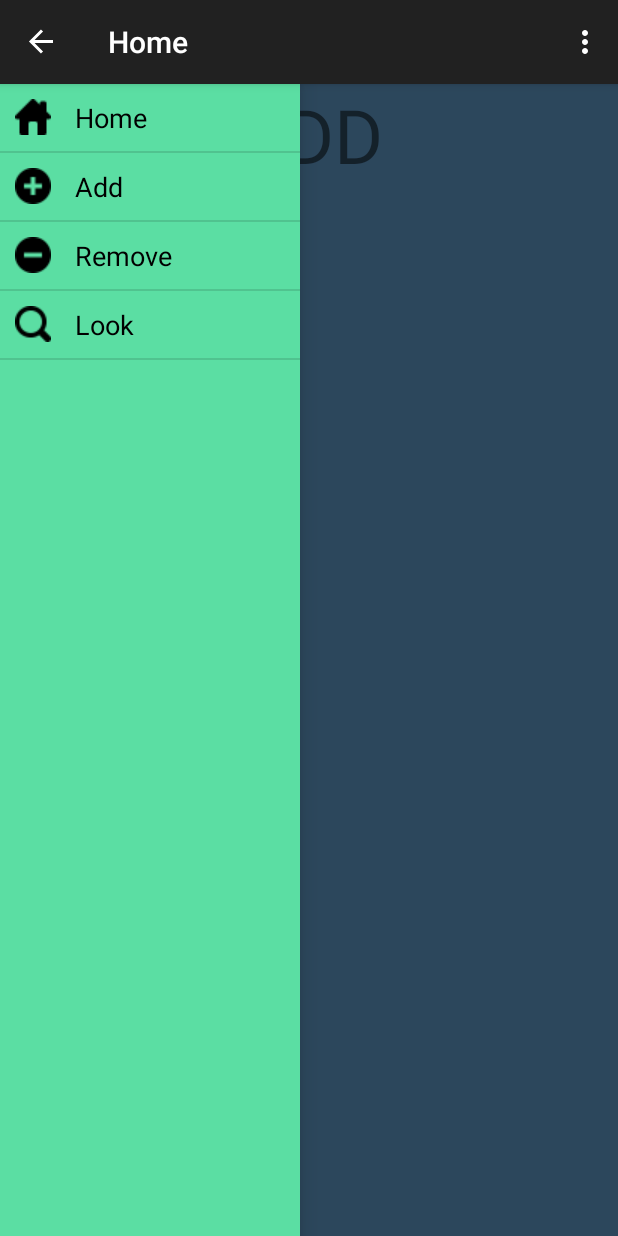
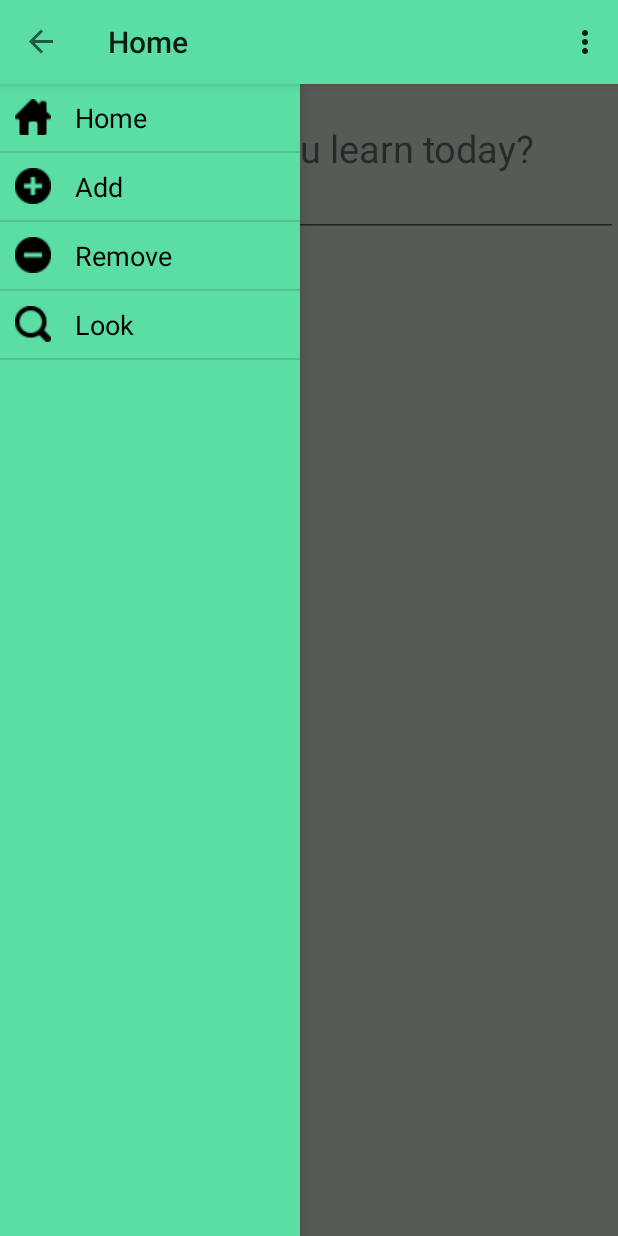
Before and after one commit to juanortiz10/Eduquer, an Android app: the fragment Add placed in its activity, with the side drawer open, on a phone screen of 412 x 824 dp. Run offline under Robolectric (Android 15) with nearby library versions, the phone set to English and light mode, and no system bars.

Commit message:
Colors & Style by Version

```diff
--- a/app/build.gradle
+++ b/app/build.gradle
@@ -6,7 +6,7 @@ android {
 
     defaultConfig {
         applicationId "com.example.juan.eduquer"
-        minSdkVersion 10
+        minSdkVersion 14
         targetSdkVersion 21
         versionCode 1
         versionName "1.0"
--- a/app/src/main/AndroidManifest.xml
+++ b/app/src/main/AndroidManifest.xml
@@ -6,7 +6,7 @@
         android:allowBackup="true"
         android:icon="@mipmap/ic_launcher"
         android:label="@string/app_name"
-        android:theme="@style/AppTheme" >
+        android:theme="@style/AppTheme">
         <activity
             android:name=".MainActivity"
             android:label="@string/app_name" >
--- a/app/src/main/java/com/example/juan/eduquer/MainActivity.java
+++ b/app/src/main/java/com/example/juan/eduquer/MainActivity.java
@@ -1,7 +1,9 @@
 package com.example.juan.eduquer;
 
 
+import android.app.Activity;
 import android.app.FragmentManager;
+import android.app.FragmentTransaction;
 import android.content.res.Configuration;
 import android.support.v4.app.Fragment;
 import android.support.v7.app.ActionBarActivity;
@@ -15,6 +17,7 @@ import android.support.v4.widget.DrawerLayout;
 import android.widget.AdapterView;
 import android.widget.ListView;
 import android.widget.Toast;
+import android.support.v4.app.FragmentActivity;
 
 import java.util.ArrayList;
 import adapter.DrawerAdapter;
@@ -24,14 +27,13 @@ import fragments.Look;
 import fragments.Remove;
 import models.Item;
 
-public class MainActivity extends ActionBarActivity {
+public class MainActivity extends FragmentActivity {
 
     private ListView drawerList;
     private DrawerLayout drawerLayout;
     private ActionBarDrawerToggle drawerToggle;
     private String actitle;
     private String[] tagTitles;
-
     @Override
     protected void onCreate(Bundle savedInstanceState) {
         super.onCreate(savedInstanceState);
@@ -45,8 +47,8 @@ public class MainActivity extends ActionBarActivity {
         addDrawerItems();
         setupDrawer();
 
-        getSupportActionBar().setDisplayHomeAsUpEnabled(true);
-        getSupportActionBar().setHomeButtonEnabled(true);
+        getActionBar().setDisplayHomeAsUpEnabled(true);
+        getActionBar().setHomeButtonEnabled(true);
     }
 
     private void addDrawerItems() {
@@ -61,13 +63,13 @@ public class MainActivity extends ActionBarActivity {
         drawerList.setOnItemClickListener(new AdapterView.OnItemClickListener() {
             @Override
             public void onItemClick(AdapterView<?> adapterView, View view, int i, long l) {
-               ShowFragment(i);
+                ShowFragment(i);
             }
         });
     }
 
     private void ShowFragment(int position){
-        Fragment fragment= null;
+        android.support.v4.app.Fragment fragment= null;
 
         switch (position){
             case 0:
@@ -91,8 +93,9 @@ public class MainActivity extends ActionBarActivity {
         }
 
         if (fragment != null) {
-            android.support.v4.app.FragmentManager fragmentManager = getSupportFragmentManager();
-            fragmentManager.beginTransaction().replace(R.id.content_frame, fragment).commit();
+            android.support.v4.app.FragmentTransaction t= getSupportFragmentManager().beginTransaction();
+            t.replace(R.id.content_frame,fragment);
+            t.commit();
 
             drawerList.setItemChecked(position, true);
             drawerList.setSelection(position);
--- a/app/src/main/res/layout/adapter.xml
+++ b/app/src/main/res/layout/adapter.xml
@@ -1,10 +1,12 @@
 <RelativeLayout
+    android:background="@color/draw"
     xmlns:android="http://schemas.android.com/apk/res/android"
     android:layout_height="match_parent"
     android:layout_width="match_parent"
     android:padding="10dp">
 
     <TextView
+        android:background="@color/draw"
         android:id="@+id/name"
         android:layout_width="wrap_content"
         android:layout_height="wrap_content"
@@ -15,6 +17,7 @@
         android:layout_centerVertical="true" />
 
     <ImageView
+        android:background="@color/draw"
         android:layout_width="wrap_content"
         android:layout_height="wrap_content"
         android:id="@+id/icon"
--- a/app/src/main/res/layout/add.xml
+++ b/app/src/main/res/layout/add.xml
@@ -5,10 +5,22 @@
     android:background="@color/back">
 
     <TextView
+        android:id="@+id/txtWord"
+        android:layout_height="wrap_content"
         android:layout_width="fill_parent"
-        android:layout_height="wrap_content"
-        android:id="@+id/tvMuestra"
-        android:text="@string/add"
-        android:textSize="@dimen/size"
-        android:gravity="center_horizontal"/>
+        android:text="@string/whatlearn"
+        android:gravity="center_horizontal"
+        android:textSize="25sp"
+        android:layout_marginTop="25sp"/>
+
+    <RelativeLayout
+        android:layout_width="match_parent"
+        android:layout_height="wrap_content">
+
+        <EditText
+            android:layout_width="fill_parent"
+            android:layout_height="wrap_content"
+            android:textSize="15sp"
+            android:inputType="text"/>
+    </RelativeLayout>
 </LinearLayout>
--- /dev/null
+++ b/app/src/main/res/values-v21/styles.xml
@@ -0,0 +1,9 @@
+<?xml version="1.0" encoding="utf-8"?>
+<resources>
+
+    <style name="AppTheme" parent="android:Theme.Material.Light">
+        <!-- Customize your theme here. -->
+        <item name="android:colorPrimary">#5BDEA3</item>
+        <item name="android:colorPrimaryDark">#5BDEA3</item>
+    </style>
+</resources>
--- a/app/src/main/res/values/colors.xml
+++ b/app/src/main/res/values/colors.xml
@@ -1,6 +1,6 @@
 <?xml version="1.0" encoding="utf-8"?>
 <resources>
-    <item name="back" type="color">#6FB2E8</item>
+    <item name="back" type="color">#D5E6D9</item>
     <item name="white" type="color">#FFF</item>
     <item name="black" type="color">#000</item>
     <item name="draw" type="color">#5BDEA3</item>
--- a/app/src/main/res/values/strings.xml
+++ b/app/src/main/res/values/strings.xml
@@ -19,6 +19,7 @@
     <string name="looking">looking</string>
     <string name="remove">remove</string>
     <string name="home">home</string>
+    <string name="whatlearn">¿What did you learn today?</string>
 
     <string-array name="tags">
         <item>Home</item>
--- a/app/src/main/res/values/styles.xml
+++ b/app/src/main/res/values/styles.xml
@@ -1,8 +1,13 @@
 <resources>
 
     <!-- Base application theme. -->
-    <style name="AppTheme" parent="Theme.AppCompat.Light.DarkActionBar">
+    <style name="AppTheme"  parent="Theme.AppCompat">
         <!-- Customize your theme here. -->
+        <item name="android:actionBarStyle">@style/MyTheme</item>
+    </style>
+
+    <style name="MyTheme">
+        <item name="android:background">#5BDEA3</item>
     </style>
 
 </resources>
```
